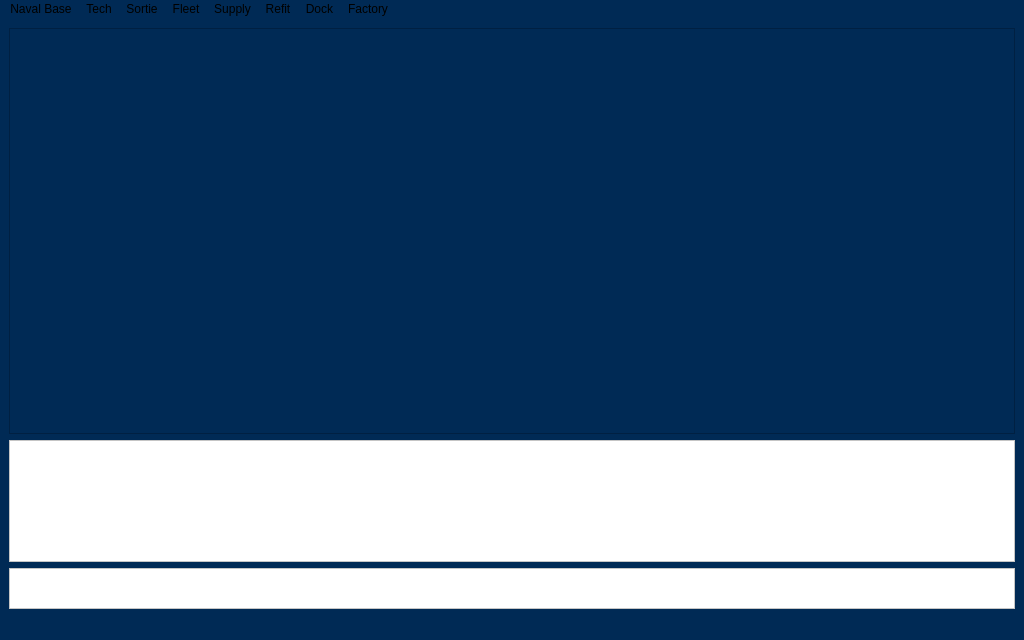
First picture: the form in CyberFleet/ClientGUI/ui/mainwindow.ui, repository ibicdlcod/GuoMuoRuoProject, before the edit.
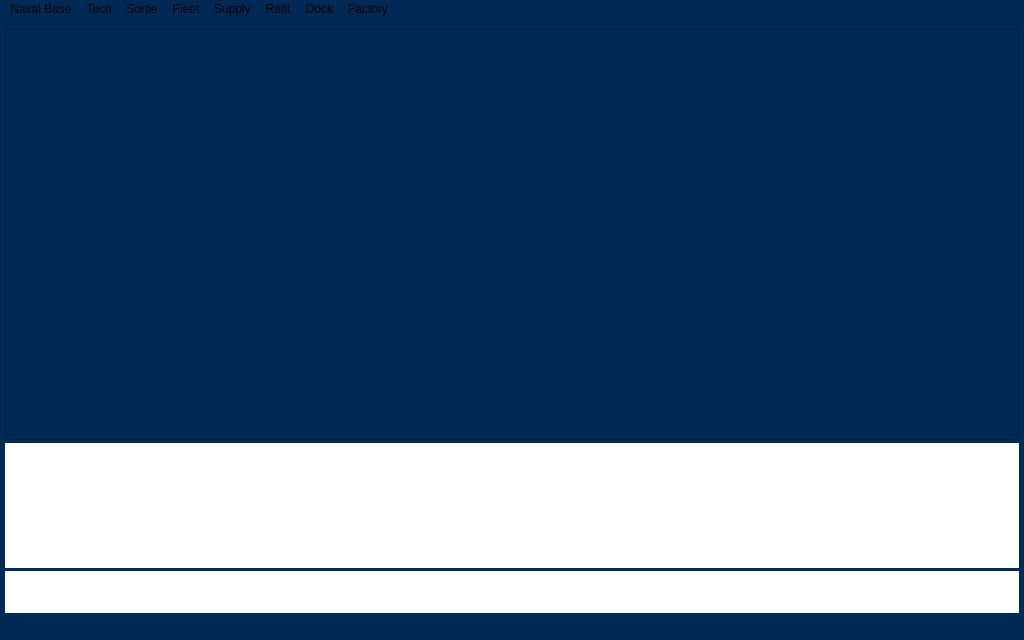
Second picture: the form after the edit.

Diff of the .ui file:
```diff
--- a/CyberFleet/ClientGUI/ui/mainwindow.ui
+++ b/CyberFleet/ClientGUI/ui/mainwindow.ui
@@ -21,6 +21,21 @@
     <string notr="true"/>
    </property>
    <layout class="QVBoxLayout" name="verticalLayout">
+    <property name="spacing">
+     <number>3</number>
+    </property>
+    <property name="leftMargin">
+     <number>5</number>
+    </property>
+    <property name="topMargin">
+     <number>5</number>
+    </property>
+    <property name="rightMargin">
+     <number>5</number>
+    </property>
+    <property name="bottomMargin">
+     <number>5</number>
+    </property>
     <item>
      <widget class="QFrame" name="MainArea">
       <property name="sizePolicy">
@@ -38,6 +53,9 @@
       <property name="frameShadow">
        <enum>QFrame::Raised</enum>
       </property>
+      <property name="lineWidth">
+       <number>0</number>
+      </property>
       <layout class="QHBoxLayout" name="horizontalLayout">
        <item>
         <widget class="QWidget" name="License" native="true">
@@ -145,7 +163,8 @@
        </size>
       </property>
       <property name="styleSheet">
-       <string notr="true">background-color: rgb(255, 255, 255);</string>
+       <string notr="true">background-color: rgb(255, 255, 255);
+border-style: none;</string>
       </property>
      </widget>
     </item>
@@ -168,7 +187,8 @@
       </property>
       <property name="styleSheet">
        <string notr="true">background-color: rgb(255, 255, 255);
-color: rgb(0, 0, 0);</string>
+color: rgb(0, 0, 0);
+border-style: none;</string>
       </property>
      </widget>
     </item>
```
Left out of the diff: 6 changed lines with no effect on the pictures.
